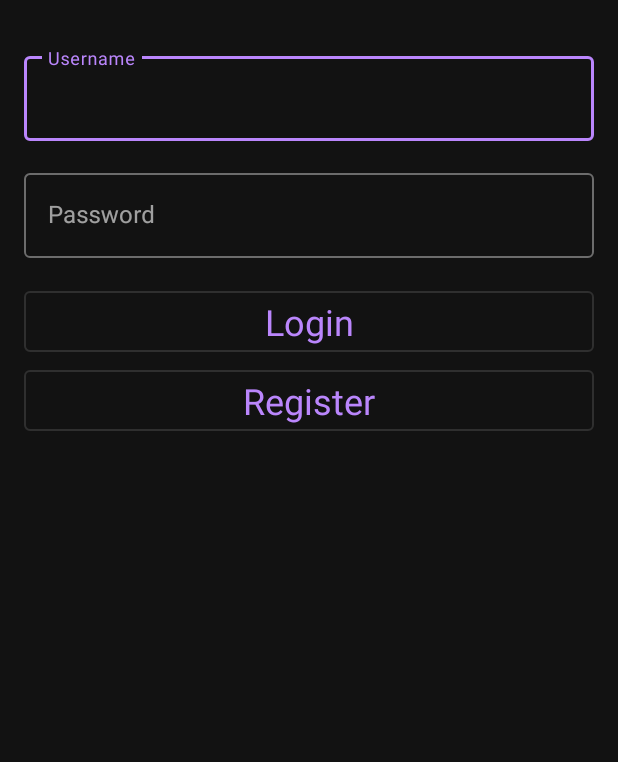
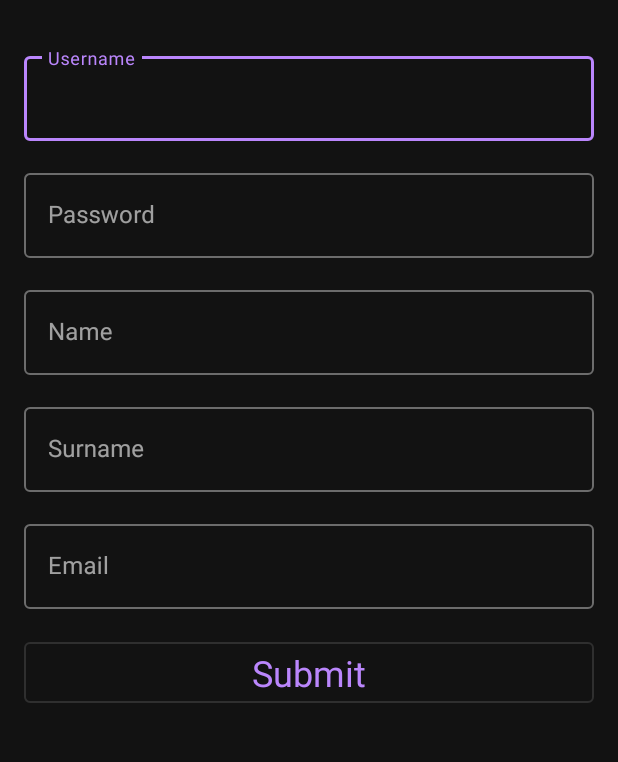
Before and after one commit to francesco-fortunato/Augmented-Reality-Interior-Design-Android, an Android app: the screen it shows after launch (LoginActivity before the commit, RegistrationActivity after it), after a tap on "Register", on a phone screen of 412 x 824 dp, the part 186-948 px from its top. Run offline under Robolectric (Android 15) with nearby library versions, the phone set to English and light mode, and no system bars.

Commit message:
Add user session and more fields for registration

```diff
--- a/app/src/main/java/com/example/camera/LoginActivity.kt
+++ b/app/src/main/java/com/example/camera/LoginActivity.kt
@@ -1,5 +1,6 @@
 package com.example.camera
 
+import android.content.Context
 import android.content.Intent
 import android.os.Bundle
 import android.util.Log
@@ -16,7 +17,7 @@ import java.io.IOException
 class LoginActivity : AppCompatActivity() {
 
     private val client = OkHttpClient()
-    private val baseUrl = "https://frafortu.pythonanywhere.com/login" // Replace with your actual PythonAnywhere URL
+    private val baseUrl = "https://frafortu.pythonanywhere.com/login"
 
     override fun onCreate(savedInstanceState: Bundle?) {
         super.onCreate(savedInstanceState)
@@ -36,11 +37,9 @@ class LoginActivity : AppCompatActivity() {
         }
 
         registerButton.setOnClickListener {
-            val username = usernameEditText.text.toString()
-            val password = passwordEditText.text.toString()
-
-            // Make a POST request to the Flask backend for login
-            registerToServer(username, password)
+            // Launch the registration activity
+            val intent = Intent(applicationContext, RegistrationActivity::class.java)
+            startActivity(intent)
         }
     }
 
@@ -71,6 +70,8 @@ class LoginActivity : AppCompatActivity() {
                     val success = jsonResponse.getBoolean("success")
 
                     if (success) {
+                        val token = jsonResponse.getString("token")
+                        saveTokenToSharedPreferences(token)
                         // Login successful, proceed to the main activity
                         runOnUiThread {
                             val intent = Intent(applicationContext, MainActivity::class.java)
@@ -91,46 +92,13 @@ class LoginActivity : AppCompatActivity() {
         })
     }
 
-    private fun registerToServer(username: String, password: String) {
-        val json = JSONObject()
-        json.put("username", username)
-        json.put("password", password)
+    private fun saveTokenToSharedPreferences(token: String) {
+        val sharedPreferences = getSharedPreferences("MyPrefs", Context.MODE_PRIVATE)
+        val editor = sharedPreferences.edit()
+        editor.putString("jwtToken", token)
+        editor.apply()
+    }
 
-        val requestBody = RequestBody.create("application/json; charset=utf-8".toMediaTypeOrNull(), json.toString())
-
-        val request = Request.Builder()
-            .url("https://frafortu.pythonanywhere.com/register")
-            .post(requestBody)
-            .header("Content-Type", "application/json")
-            .build()
-
-        client.newCall(request).enqueue(object : Callback {
-            override fun onFailure(call: Call, e: IOException) {
-                showToast("Failed to connect to the server")
-            }
-
-            override fun onResponse(call: Call, response: Response) {
-                val responseBody = response.body?.string()
-                Log.d("Response", responseBody ?: "Response body is null")
-
-                try {
-                    val jsonResponse = JSONObject(responseBody)
-                    val success = jsonResponse.getBoolean("success")
-
-                    if (success) {
-                        // Registration successful, you might want to handle this accordingly
-                        showToast("Registration successful")
-                    } else {
-                        // Registration unsuccessful, show a toast message
-                        showToast(jsonResponse.getString("message"))
-                    }
-                } catch (e: JSONException) {
-                    // Handle the JSON parsing error
-                    Log.e("JSON Parsing Error", e.message ?: "Unknown error")
-                }
-            }
-        })
-    }
 
 
     private fun showToast(message: String) {
--- /dev/null
+++ b/app/src/main/java/com/example/camera/RegistrationActivity.kt
@@ -0,0 +1,99 @@
+package com.example.camera
+
+import android.content.Context
+import android.content.Intent
+import android.os.Bundle
+import android.util.Log
+import android.widget.Button
+import android.widget.EditText
+import android.widget.Toast
+import androidx.appcompat.app.AppCompatActivity
+import okhttp3.*
+import okhttp3.MediaType.Companion.toMediaTypeOrNull
+import org.json.JSONException
+import org.json.JSONObject
+import java.io.IOException
+
+class RegistrationActivity : AppCompatActivity() {
+
+    private val client = OkHttpClient()
+
+    override fun onCreate(savedInstanceState: Bundle?) {
+        super.onCreate(savedInstanceState)
+        setContentView(R.layout.activity_registration)
+
+        val nameEditText: EditText = findViewById(R.id.editTextName)
+        val surnameEditText: EditText = findViewById(R.id.editTextSurname)
+        val emailEditText: EditText = findViewById(R.id.editTextEmail)
+        val usernameEditText: EditText = findViewById(R.id.editTextUsername)
+        val passwordEditText: EditText = findViewById(R.id.editTextPassword)
+        val submitButton: Button = findViewById(R.id.buttonSubmit)
+
+        submitButton.setOnClickListener {
+            val name = nameEditText.text.toString()
+            val surname = surnameEditText.text.toString()
+            val email = emailEditText.text.toString()
+            val username = usernameEditText.text.toString()
+            val password = passwordEditText.text.toString()
+
+            registerToServer(username, password, name, surname, email)
+
+        }
+    }
+
+    private fun registerToServer(username: String, password: String, name: String, surname: String, email: String) {
+        val json = JSONObject()
+        json.put("username", username)
+        json.put("password", password)
+        json.put("name", name)
+        json.put("surname", surname)
+        json.put("email", email)
+
+        val requestBody = RequestBody.create("application/json; charset=utf-8".toMediaTypeOrNull(), json.toString())
+
+        val request = Request.Builder()
+            .url("https://frafortu.pythonanywhere.com/register")
+            .post(requestBody)
+            .header("Content-Type", "application/json")
+            .build()
+
+        client.newCall(request).enqueue(object : Callback {
+            override fun onFailure(call: Call, e: IOException) {
+                showToast("Failed to connect to the server")
+            }
+
+            override fun onResponse(call: Call, response: Response) {
+                val responseBody = response.body?.string()
+                Log.d("Response", responseBody ?: "Response body is null")
+
+                try {
+                    val jsonResponse = JSONObject(responseBody)
+                    val success = jsonResponse.getBoolean("success")
+
+                    if (success) {
+                        // Registration successful, navigate back to LoginActivity
+                        runOnUiThread {
+                            showToast("Registration successful")
+                            val intent = Intent(applicationContext, LoginActivity::class.java)
+                            startActivity(intent)
+                            finish() // Close the registration activity
+                        }
+                    } else {
+                        // Registration unsuccessful, show a toast message
+                        showToast(jsonResponse.getString("message"))
+                    }
+                } catch (e: JSONException) {
+                    // Handle the JSON parsing error
+                    Log.e("JSON Parsing Error", e.message ?: "Unknown error")
+                }
+            }
+        })
+    }
+
+
+    private fun showToast(message: String) {
+        runOnUiThread {
+            Toast.makeText(this, message, Toast.LENGTH_SHORT).show()
+        }
+    }
+}
--- a/app/src/main/res/layout/activity_login.xml
+++ b/app/src/main/res/layout/activity_login.xml
@@ -1,5 +1,5 @@
 <?xml version="1.0" encoding="utf-8"?>
-<!-- res/layout/activity_login.xml -->
+<!-- res/layout/activity_registration.xml -->
 <LinearLayout
     xmlns:android="http://schemas.android.com/apk/res/android"
     xmlns:tools="http://schemas.android.com/tools"
--- /dev/null
+++ b/app/src/main/res/layout/activity_registration.xml
@@ -0,0 +1,95 @@
+<?xml version="1.0" encoding="utf-8"?>
+<!-- res/layout/activity_registration.xml -->
+<LinearLayout
+    xmlns:android="http://schemas.android.com/apk/res/android"
+    xmlns:tools="http://schemas.android.com/tools"
+    android:layout_width="match_parent"
+    android:layout_height="match_parent"
+    android:orientation="vertical"
+    android:padding="16dp"
+    tools:context=".RegistrationActivity">
+
+    <ImageView
+        android:layout_width="wrap_content"
+        android:layout_height="wrap_content"
+        android:layout_gravity="center_horizontal"
+        android:src="@drawable/ic_launcher_foreground"
+        android:layout_marginBottom="32dp"
+        />
+
+    <com.google.android.material.textfield.TextInputLayout
+        style="@style/Widget.MaterialComponents.TextInputLayout.OutlinedBox"
+        android:layout_width="match_parent"
+        android:layout_height="wrap_content"
+        android:layout_marginBottom="16dp">
+
+        <com.google.android.material.textfield.TextInputEditText
+            android:id="@+id/editTextUsername"
+            android:layout_width="match_parent"
+            android:layout_height="wrap_content"
+            android:hint="Username"/>
+    </com.google.android.material.textfield.TextInputLayout>
+
+    <com.google.android.material.textfield.TextInputLayout
+        style="@style/Widget.MaterialComponents.TextInputLayout.OutlinedBox"
+        android:layout_width="match_parent"
+        android:layout_height="wrap_content"
+        android:layout_marginBottom="16dp">
+
+        <com.google.android.material.textfield.TextInputEditText
+            android:id="@+id/editTextPassword"
+            android:layout_width="match_parent"
+            android:layout_height="wrap_content"
+            android:hint="Password"
+            android:inputType="textPassword"/>
+    </com.google.android.material.textfield.TextInputLayout>
+
+    <com.google.android.material.textfield.TextInputLayout
+        style="@style/Widget.MaterialComponents.TextInputLayout.OutlinedBox"
+        android:layout_width="match_parent"
+        android:layout_height="wrap_content"
+        android:layout_marginBottom="16dp">
+
+        <com.google.android.material.textfield.TextInputEditText
+            android:id="@+id/editTextName"
+            android:layout_width="match_parent"
+            android:layout_height="wrap_content"
+            android:hint="Name"/>
+    </com.google.android.material.textfield.TextInputLayout>
+
+    <com.google.android.material.textfield.TextInputLayout
+        style="@style/Widget.MaterialComponents.TextInputLayout.OutlinedBox"
+        android:layout_width="match_parent"
+        android:layout_height="wrap_content"
+        android:layout_marginBottom="16dp">
+
+        <com.google.android.material.textfield.TextInputEditText
+            android:id="@+id/editTextSurname"
+            android:layout_width="match_parent"
+            android:layout_height="wrap_content"
+            android:hint="Surname"/>
+    </com.google.android.material.textfield.TextInputLayout>
+
+    <com.google.android.material.textfield.TextInputLayout
+        style="@style/Widget.MaterialComponents.TextInputLayout.OutlinedBox"
+        android:layout_width="match_parent"
+        android:layout_height="wrap_content"
+        android:layout_marginBottom="16dp">
+
+        <com.google.android.material.textfield.TextInputEditText
+            android:id="@+id/editTextEmail"
+            android:layout_width="match_parent"
+            android:layout_height="wrap_content"
+            android:hint="Email"/>
+    </com.google.android.material.textfield.TextInputLayout>
+
+    <com.google.android.material.button.MaterialButton
+        android:id="@+id/buttonSubmit"
+        style="@style/Widget.MaterialComponents.Button.OutlinedButton"
+        android:layout_width="match_parent"
+        android:layout_height="wrap_content"
+        android:text="Submit"
+        android:textAppearance="@style/TextAppearance.AppCompat.Large"
+        android:textSize="24sp" />
+
+</LinearLayout>
--- a/app/src/main/res/layout/ar_activity.xml
+++ b/app/src/main/res/layout/ar_activity.xml
@@ -128,7 +128,7 @@
         android:shadowRadius="8"
         android:text="@string/point_your_phone_down"
         android:textColor="@android:color/white"
-        android:textSize="28sp"
+        android:textSize="20sp"
         android:visibility="visible"
         app:layout_constraintLeft_toLeftOf="parent"
         app:layout_constraintRight_toRightOf="parent"
```
Also changed, not shown: app/src/main/AndroidManifest.xml (+13 -0 lines), app/src/main/java/com/example/camera/ProductActivity.kt (+53 -0 lines), app/src/main/res/layout/activity_product.xml (+12 -4 lines).
